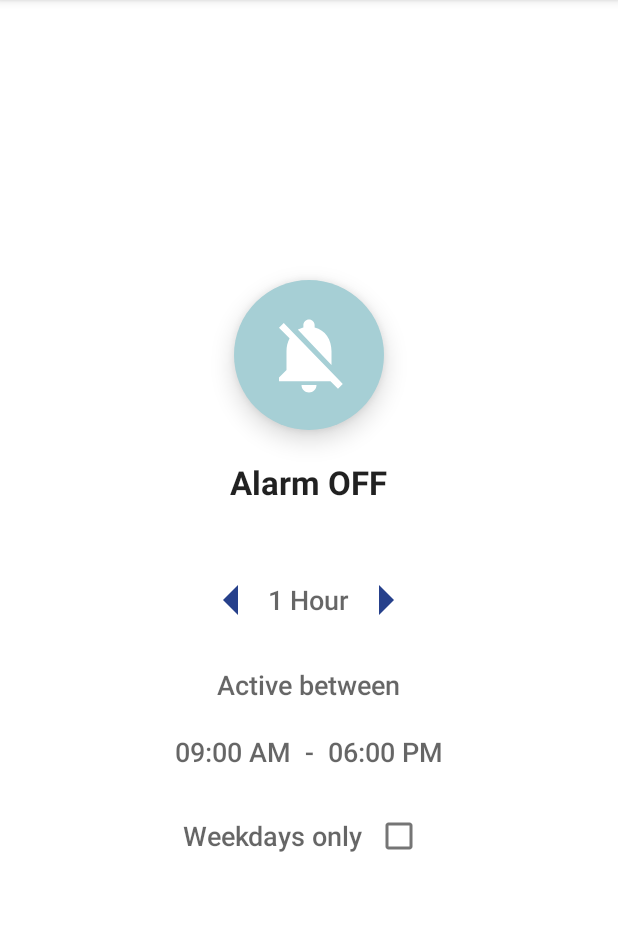
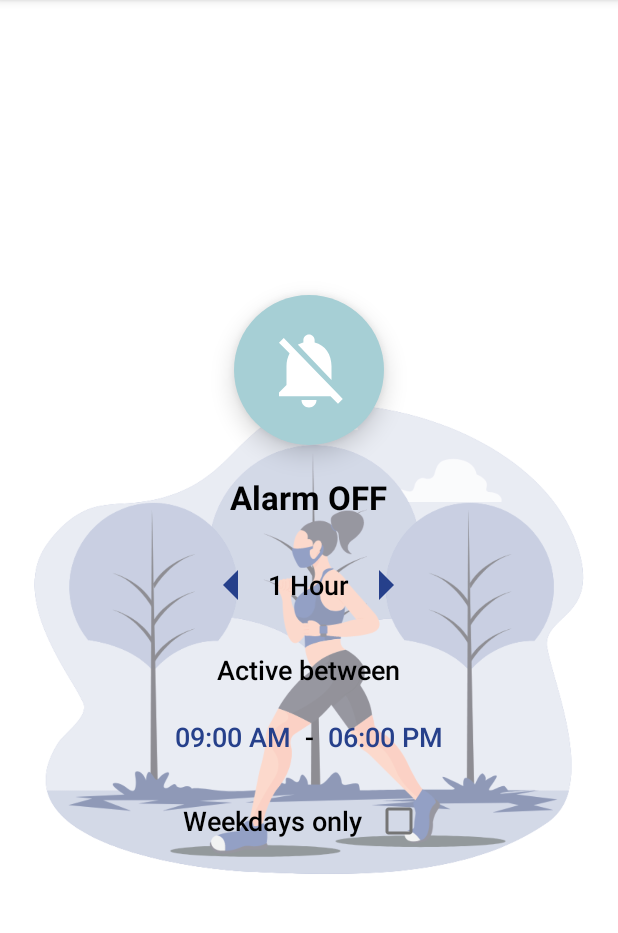
Before and after one commit to thpir/Stand-Up-App, an Android app: the screen it shows after launch (MainActivity), on a phone screen of 412 x 824 dp, the part 84-1017 px from its top. Run offline under Robolectric (Android 15) with nearby library versions, the phone set to English and light mode, and no system bars.

Commit message:
Added a background image for better looking UI

```diff
--- a/app/src/main/res/layout/activity_main.xml
+++ b/app/src/main/res/layout/activity_main.xml
@@ -1,11 +1,27 @@
 <?xml version="1.0" encoding="utf-8"?>
-<LinearLayout xmlns:android="http://schemas.android.com/apk/res/android"
+<RelativeLayout xmlns:android="http://schemas.android.com/apk/res/android"
     xmlns:tools="http://schemas.android.com/tools"
     android:layout_width="match_parent"
     android:layout_height="match_parent"
+    android:gravity="center_horizontal"
+    tools:context=".MainActivity">
+
+    <ImageView android:layout_width="fill_parent"
+        android:layout_height="wrap_content"
+        android:scaleType="fitCenter"
+        android:src="@drawable/woman_running"
+        android:id="@+id/imageView_background"
+        android:layout_alignParentBottom="true"/>
+
+    <LinearLayout
+        android:layout_width="match_parent"
+        android:layout_height="match_parent"
+        android:layout_margin="20dp"
+        android:layout_centerHorizontal="true"
+        android:layout_centerVertical="true"
         android:gravity="center"
-    android:orientation="vertical"
-    tools:context=".MainActivity">
+        android:background="#80ffffff"
+        android:orientation="vertical">
 
         <ImageButton
             android:id="@+id/imageButtonAlarm"
@@ -23,12 +39,13 @@
             android:layout_marginTop="20dp"
             android:text="@string/alarm_on_text"
             android:textAppearance="@android:style/TextAppearance.DeviceDefault.Large"
-        android:textStyle="bold"/>
+            android:textStyle="bold"
+            android:textColor="@color/black"/>
 
         <LinearLayout
             android:layout_width="wrap_content"
             android:layout_height="wrap_content"
-        android:layout_marginTop="40dp"
+            android:layout_marginTop="20dp"
             android:orientation="horizontal"
             android:gravity="center_vertical">
 
@@ -44,6 +61,7 @@
                 android:layout_width="wrap_content"
                 android:layout_height="wrap_content"
                 android:text="@string/interval_15_minutes"
+                android:textColor="@color/black"
                 android:textAppearance="@android:style/TextAppearance.DeviceDefault.Medium"/>
 
             <ImageView
@@ -60,6 +78,7 @@
             android:layout_height="wrap_content"
             android:layout_marginTop="20dp"
             android:text="@string/textview_active_between_text"
+            android:textColor="@color/black"
             android:textAppearance="@android:style/TextAppearance.DeviceDefault.Medium"/>
 
         <LinearLayout
@@ -74,12 +93,14 @@
                 android:layout_width="wrap_content"
                 android:layout_height="wrap_content"
                 android:text="@string/start_hour"
+                android:textColor="@color/app_color_main"
                 android:textAppearance="@android:style/TextAppearance.DeviceDefault.Medium"/>
 
             <TextView
                 android:layout_width="wrap_content"
                 android:layout_height="wrap_content"
                 android:text="@string/space_between_hours"
+                android:textColor="@color/black"
                 android:textAppearance="@android:style/TextAppearance.DeviceDefault.Medium"/>
 
             <TextView
@@ -87,6 +108,7 @@
                 android:layout_width="wrap_content"
                 android:layout_height="wrap_content"
                 android:text="@string/stop_hour"
+                android:textColor="@color/app_color_main"
                 android:textAppearance="@android:style/TextAppearance.DeviceDefault.Medium"/>
 
         </LinearLayout>
@@ -102,6 +124,7 @@
                 android:layout_width="wrap_content"
                 android:layout_height="wrap_content"
                 android:text="@string/textview_weekdays_only_text"
+                android:textColor="@color/black"
                 android:textAppearance="@android:style/TextAppearance.DeviceDefault.Medium"/>
 
             <CheckBox
@@ -110,4 +133,7 @@
                 android:layout_height="wrap_content"/>
 
         </LinearLayout>
+
     </LinearLayout>
+
+</RelativeLayout>
```
Also changed, not shown: app/src/main/res/drawable/woman_running.png (added). Lines whose indentation alone changed are shown as unchanged.
